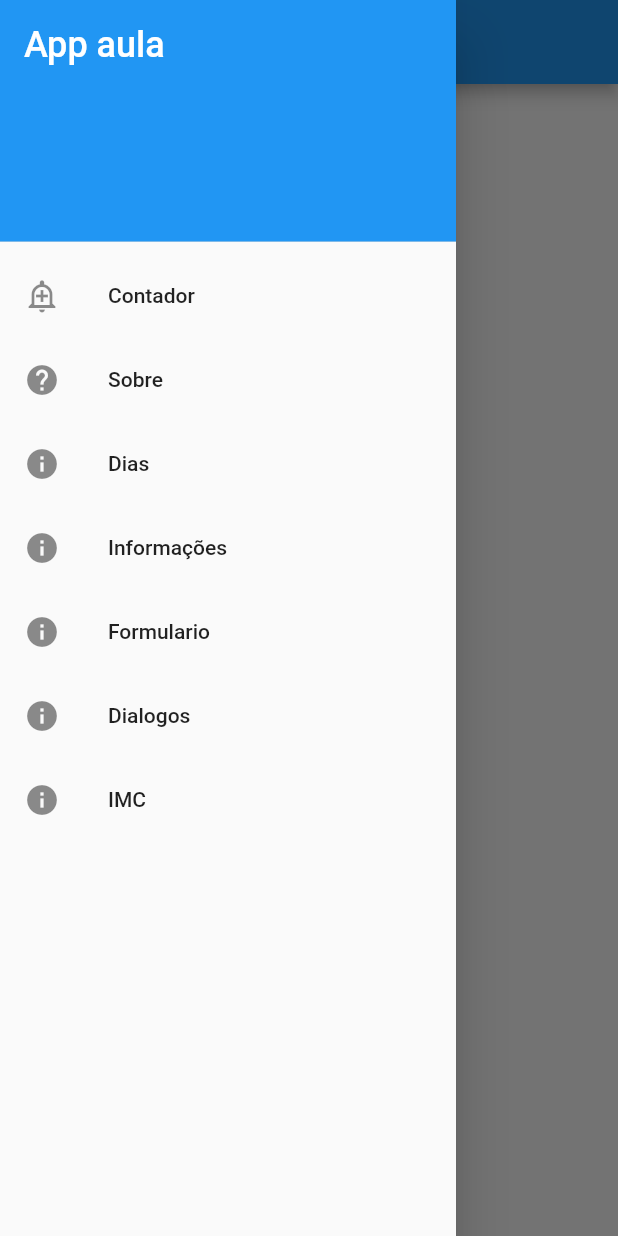
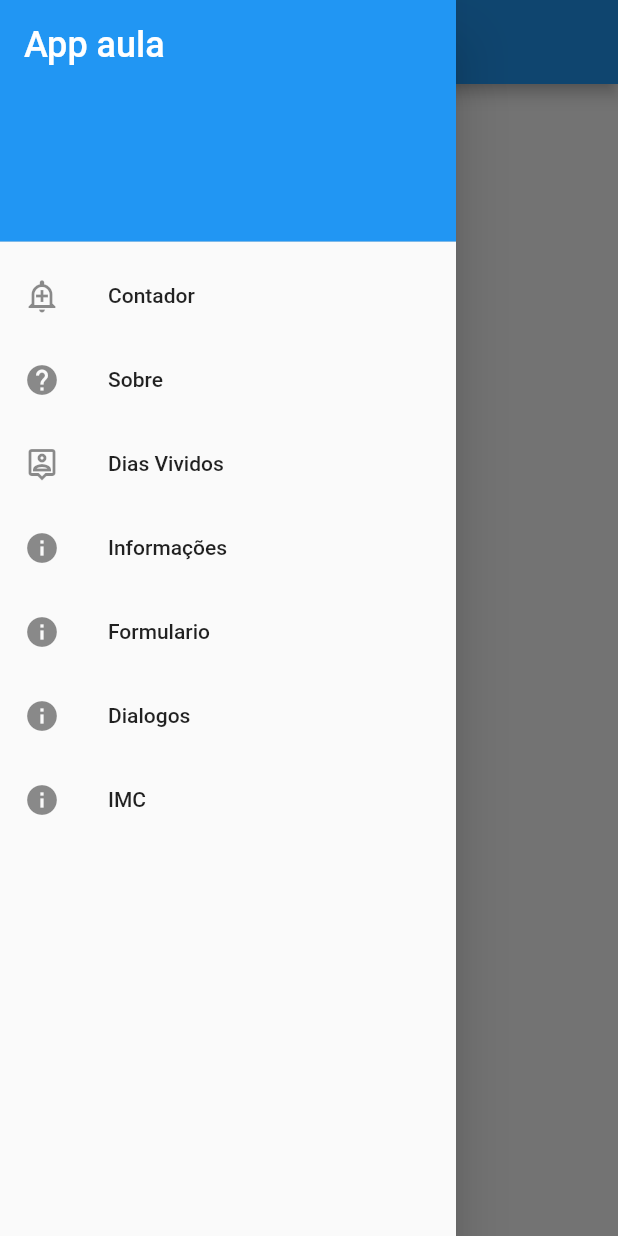
Before and after one commit to paoloBP/app_aula_ofic, a Flutter app: the screen it shows after launch, with the side drawer open, on a phone screen of 412 x 824 dp. Run offline on Flutter 3.47's test engine with Material 2 defaults, Android fonts, the light colour scheme and no system bars.

Commit message:
Commit de 03/11/2022- 1h06m36s

```diff
--- a/lib/main.dart
+++ b/lib/main.dart
@@ -3,7 +3,7 @@ import 'package:app_aula_ofic/pages/home.dart';
 import 'package:app_aula_ofic/pages/informacoes.dart';
 import 'package:app_aula_ofic/pages/sobre.dart';
 import 'package:app_aula_ofic/pages/formulario.dart';
-import 'package:app_aula_ofic/pages/dias.dart';
+import 'package:app_aula_ofic/pages/dias_vividos.dart';
 import 'package:app_aula_ofic/pages/imc.dart';
 import 'package:flutter/material.dart';
 
@@ -25,9 +25,9 @@ class MyApp extends StatelessWidget {
         '/contador': (context) => const ContadorPage(title: "Contador"),
         '/sobre': (context) => SobrePage(),
         '/informacoes': (context) => InformacoesPage(),
-        '/dias_vividos': (context) => DiasVividosPage(),
+        '/diasVividos': (context) =>
+            const DiasVividosPage(title: "Dias Vividos"),
         '/formulario': (context) => FormValidacaoPage(),
-        '/dialogos': (context) => DiasVividosPage(),
         '/imc': (context) => IMCPage(),
       },
     );
--- a/lib/pages/home.dart
+++ b/lib/pages/home.dart
@@ -41,11 +41,11 @@ class HomePage extends StatelessWidget {
               },
             ),
             ListTile(
-              leading: const Icon(Icons.info),
-              title: const Text('Dias'),
+              leading: const Icon(Icons.person_pin_outlined),
+              title: const Text('Dias Vividos'),
               onTap: () {
-                Navigator.pop(context); // close the drawer
-                Navigator.of(context).pushNamed('/dias_vividos');
+                Navigator.pop(context);
+                Navigator.of(context).pushNamed('/diasVividos');
               },
             ),
             ListTile(
```
